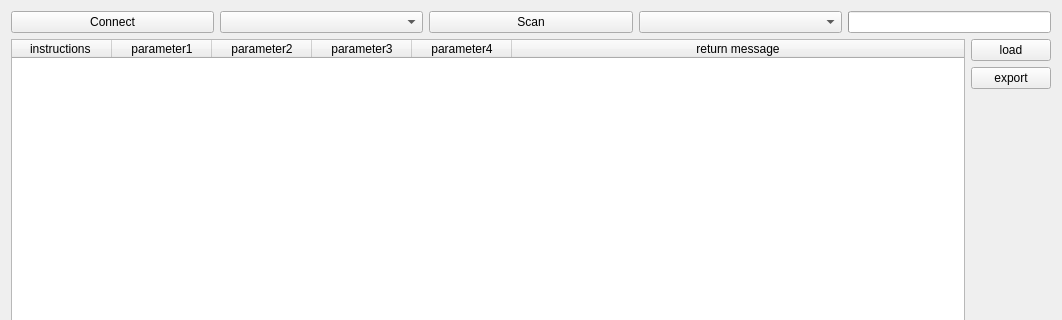
EddyXieFalcon/ColorAnalyst, file UIModular/MainWindow/FunctionWidget/OpticsWidget/OpticsWidgetUI.ui: the form before one commit; both pictures show x 0 to 1062 and y 0 to 320 of the 1062 by 841 pixel window.
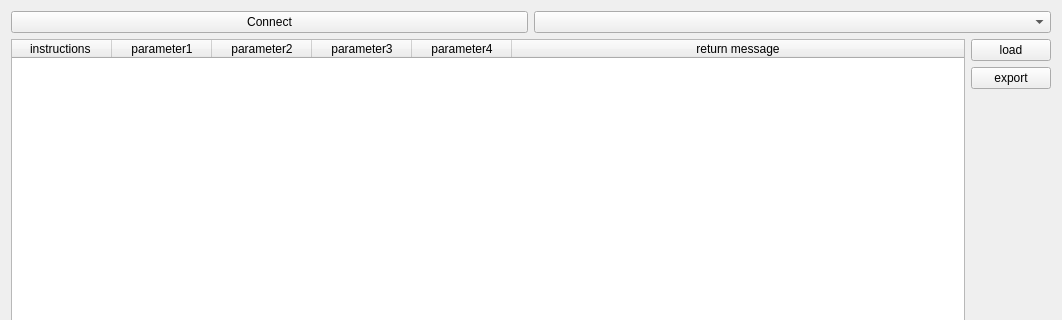
The form after the commit.

Diff of the .ui file:
```diff
--- a/UIModular/MainWindow/FunctionWidget/OpticsWidget/OpticsWidgetUI.ui
+++ b/UIModular/MainWindow/FunctionWidget/OpticsWidget/OpticsWidgetUI.ui
@@ -26,32 +26,6 @@
      <item>
       <widget class="QComboBox" name="comboBox_connect"/>
      </item>
-     <item>
-      <widget class="QPushButton" name="pushButton_scan">
-       <property name="text">
-        <string>Scan</string>
-       </property>
-      </widget>
-     </item>
-     <item>
-      <widget class="QComboBox" name="comboBox_scan"/>
-     </item>
-     <item>
-      <widget class="QProgressBar" name="progressBar">
-       <property name="sizePolicy">
-        <sizepolicy hsizetype="Preferred" vsizetype="Fixed">
-         <horstretch>0</horstretch>
-         <verstretch>0</verstretch>
-        </sizepolicy>
-       </property>
-       <property name="value">
-        <number>0</number>
-       </property>
-       <property name="textVisible">
-        <bool>false</bool>
-       </property>
-      </widget>
-     </item>
     </layout>
    </item>
    <item>
```
